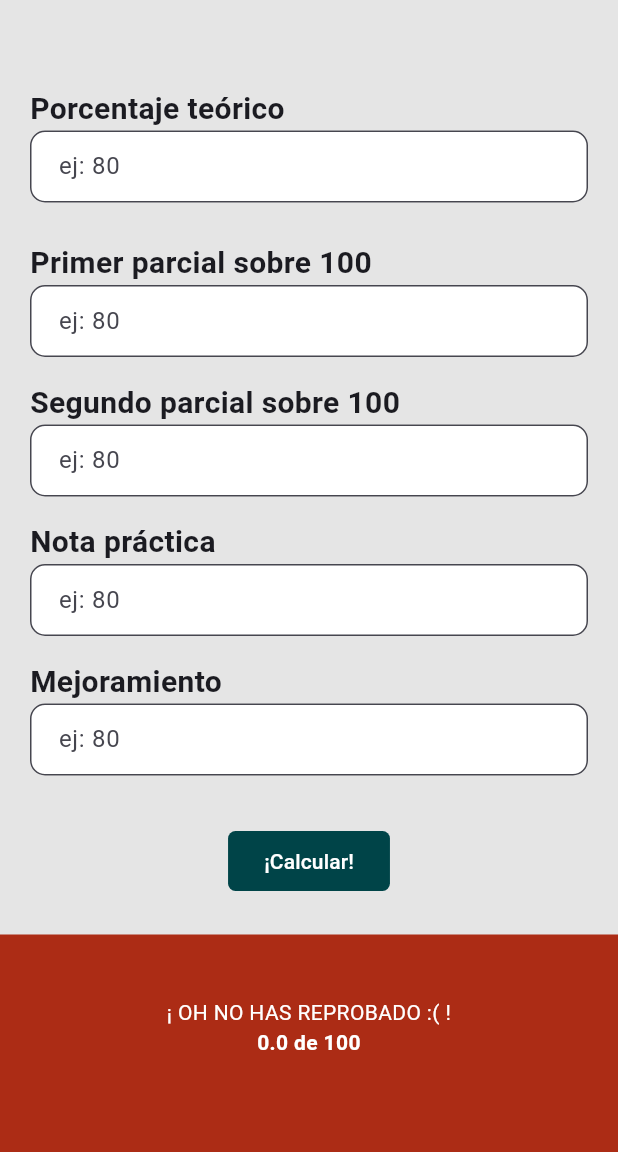
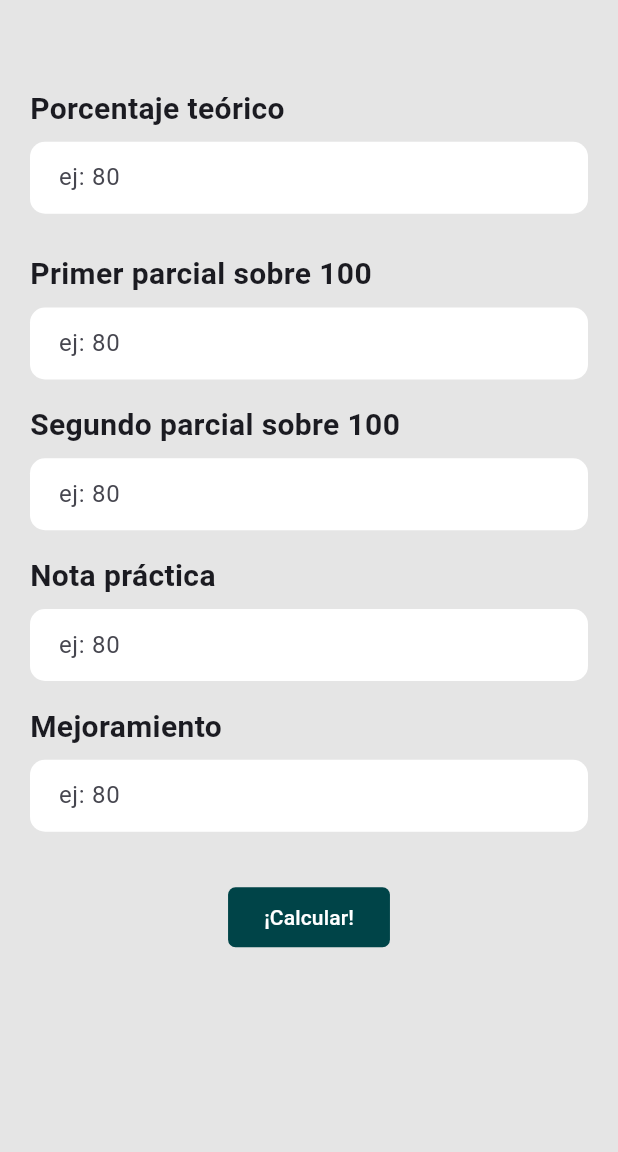
Before and after one commit to Xidrovo/calculadoraESPOLMobile, a Flutter app: the screen it shows after launch, on a phone screen of 412 x 824 dp, the part 84-1236 px from its top. Run offline on Flutter 3.47's test engine with Material 2 defaults, Android fonts, the phone set to English and light mode, and no system bars; our stand-ins replace confetti.

Commit message:
Fixing style of textFormInput, fix message widget height, Added empty container for first time searching

```diff
--- a/calculadora/lib/presentation/screens/calculator_screen.dart
+++ b/calculadora/lib/presentation/screens/calculator_screen.dart
@@ -14,8 +14,17 @@ class CalculatorScreen extends StatefulWidget {
 
 // ignore: camel_case_types
 class _CalculatorScreenState extends State<CalculatorScreen> {
+  final GlobalKey widgetKey = GlobalKey();
   final CalculatorController _calc = CalculatorController(100, 0, 0, 0, 0);
   final _scrollController = ScrollController();
+  bool _showMessage = false;
+
+  double _getWidgetPosition() {
+    RenderBox renderBox =
+        widgetKey.currentContext?.findRenderObject() as RenderBox;
+    Offset position = renderBox.localToGlobal(Offset.zero);
+    return position.dy;
+  }
 
   @override
   void dispose() {
@@ -37,15 +46,17 @@ class _CalculatorScreenState extends State<CalculatorScreen> {
           controller: _scrollController,
           child: Column(
             children: [
-              const Padding(padding: EdgeInsets.only(top:50)),
+              const Padding(padding: EdgeInsets.only(top: 50)),
               GradesForm(calc: _calc),
-              const Padding(padding: EdgeInsets.only(top:25)),
+              const Padding(padding: EdgeInsets.only(top: 25)),
               Button(
                   onPressed: () {
                     setState(() {
                       _calc.getTotal();
                     });
+                    _showMessage = true;
                     FocusScope.of(context).unfocus();
+                    _getWidgetPosition();
                     _scrollController.animateTo(
                       _scrollController.position.maxScrollExtent - 50,
                       duration: const Duration(milliseconds: 350),
@@ -53,10 +64,16 @@ class _CalculatorScreenState extends State<CalculatorScreen> {
                     );
                   },
                   label: "¡Calcular!"),
-              const Padding(padding: EdgeInsets.only(top:25)),
-              Message(
+              const Padding(padding: EdgeInsets.only(top: 25)),
+              _showMessage
+                  ? Message(
+                      key: widgetKey,
                       score: _calc.getTotal(),
-                  minimunScore: _calc.getMinScore(_calc.getTotal())),
+                      minimunScore: _calc.getMinScore(_calc.getTotal()))
+                  : Container(
+                      key: widgetKey,
+                      height: MediaQuery.of(context).size.height * 0.3,
+                    ),
               const credits()
             ],
           ),
@@ -77,6 +94,7 @@ class GradesForm extends StatefulWidget {
   @override
   State<GradesForm> createState() => _GradesFormState();
 }
+
 // ignore: camel_case_types
 class credits extends StatelessWidget {
   const credits({
@@ -86,11 +104,14 @@ class credits extends StatelessWidget {
   @override
   Widget build(BuildContext context) {
     return Container(
-      decoration: BoxDecoration(color: const Color(0xFF004448), border: Border.all(width: 0, color: const Color(0xFF004448))),
+      decoration: BoxDecoration(
+          color: const Color(0xFF004448),
+          border: Border.all(width: 0, color: const Color(0xFF004448))),
       padding: const EdgeInsets.symmetric(horizontal: 20, vertical: 20),
       width: double.infinity,
       child: const Text(
-        style: TextStyle(color: Colors.white, fontWeight: FontWeight.w300, fontSize: 12),
+          style: TextStyle(
+              color: Colors.white, fontWeight: FontWeight.w300, fontSize: 12),
           "Las calificaciones se ingresan sobre 100 y se calcula su promedio de acuerdo al porcentaje práctico/teórico de la materia.\nCreado por: Xavier Idrovo Vallejo y Carlos Carvajal Villegas."),
     );
   }
--- a/calculadora/lib/presentation/widgets/label_input.dart
+++ b/calculadora/lib/presentation/widgets/label_input.dart
@@ -63,7 +63,7 @@ class _LabelInputState extends State<LabelInput> {
       padding: const EdgeInsets.symmetric(vertical: 8, horizontal: 10),
       child: Column(
         crossAxisAlignment:
-            CrossAxisAlignment.start, // Alineación del texto a la izquierda
+            CrossAxisAlignment.start,
         children: [
           Text(
             widget.label,
@@ -71,6 +71,9 @@ class _LabelInputState extends State<LabelInput> {
               fontSize: 20,
               fontWeight: FontWeight.bold,
             ),
+          ),
+          const Padding(
+            padding: EdgeInsets.only(bottom: 2.5, top: 5)
           ),
           Form(
             autovalidateMode: AutovalidateMode.onUserInteraction,
@@ -85,6 +88,7 @@ class _LabelInputState extends State<LabelInput> {
                 contentPadding:
                     const EdgeInsets.symmetric(vertical: 0, horizontal: 15),
                 border: OutlineInputBorder(
+                  borderSide: BorderSide.none,
                   borderRadius: BorderRadius.circular(10.0),
                 ),
                 filled: true,
```
Lines whose indentation alone changed are shown as unchanged.
